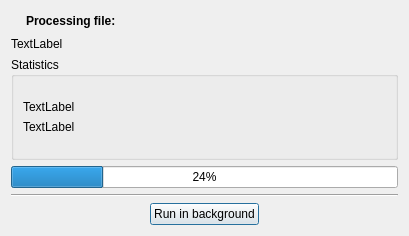
The window that ui/hashman.ui (apavelm/stildcpp) describes before a commit, drawn with Qt 5.
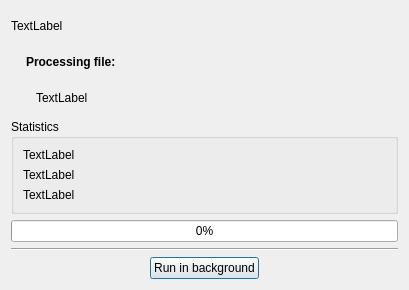
The same window after the commit.

Commit message: added Hash Indexing Dialog.

The edit to the form file:
```diff
--- a/ui/hashman.ui
+++ b/ui/hashman.ui
@@ -6,15 +6,34 @@
     <x>0</x>
     <y>0</y>
     <width>409</width>
-    <height>236</height>
+    <height>290</height>
    </rect>
   </property>
+  <property name="sizePolicy" >
+   <sizepolicy vsizetype="Minimum" hsizetype="Preferred" >
+    <horstretch>0</horstretch>
+    <verstretch>0</verstretch>
+   </sizepolicy>
+  </property>
   <property name="windowTitle" >
    <string>Indexing Progress</string>
   </property>
+  <layout class="QGridLayout" >
+   <item row="0" column="0" >
   <layout class="QVBoxLayout" >
    <item>
-    <layout class="QVBoxLayout" >
+      <widget class="QLabel" name="lbl_title" >
+       <property name="sizePolicy" >
+        <sizepolicy vsizetype="Minimum" hsizetype="Preferred" >
+         <horstretch>0</horstretch>
+         <verstretch>0</verstretch>
+        </sizepolicy>
+       </property>
+       <property name="text" >
+        <string>TextLabel</string>
+       </property>
+      </widget>
+     </item>
      <item>
       <layout class="QHBoxLayout" >
        <item>
@@ -36,7 +55,7 @@
        <item>
         <widget class="QLabel" name="label" >
          <property name="sizePolicy" >
-          <sizepolicy vsizetype="Fixed" hsizetype="Preferred" >
+          <sizepolicy vsizetype="Minimum" hsizetype="Preferred" >
            <horstretch>0</horstretch>
            <verstretch>0</verstretch>
           </sizepolicy>
@@ -55,9 +74,27 @@
       </layout>
      </item>
      <item>
+      <layout class="QHBoxLayout" >
+       <item>
+        <spacer>
+         <property name="orientation" >
+          <enum>Qt::Horizontal</enum>
+         </property>
+         <property name="sizeType" >
+          <enum>QSizePolicy::Fixed</enum>
+         </property>
+         <property name="sizeHint" >
+          <size>
+           <width>25</width>
+           <height>20</height>
+          </size>
+         </property>
+        </spacer>
+       </item>
+       <item>
       <widget class="QLabel" name="lbl_Filename" >
        <property name="sizePolicy" >
-        <sizepolicy vsizetype="Fixed" hsizetype="Preferred" >
+          <sizepolicy vsizetype="Minimum" hsizetype="Preferred" >
          <horstretch>0</horstretch>
          <verstretch>0</verstretch>
         </sizepolicy>
@@ -66,19 +103,40 @@
         <string>TextLabel</string>
        </property>
       </widget>
+       </item>
+      </layout>
      </item>
      <item>
       <widget class="QGroupBox" name="groupBox" >
+       <property name="sizePolicy" >
+        <sizepolicy vsizetype="Minimum" hsizetype="Preferred" >
+         <horstretch>0</horstretch>
+         <verstretch>0</verstretch>
+        </sizepolicy>
+       </property>
        <property name="title" >
         <string>Statistics</string>
        </property>
        <layout class="QGridLayout" >
         <item row="0" column="0" >
          <layout class="QVBoxLayout" >
+          <item>
+           <widget class="QLabel" name="lbl_stat0" >
+            <property name="sizePolicy" >
+             <sizepolicy vsizetype="Minimum" hsizetype="Preferred" >
+              <horstretch>0</horstretch>
+              <verstretch>0</verstretch>
+             </sizepolicy>
+            </property>
+            <property name="text" >
+             <string>TextLabel</string>
+            </property>
+           </widget>
+          </item>
           <item>
            <widget class="QLabel" name="lbl_stat1" >
             <property name="sizePolicy" >
-             <sizepolicy vsizetype="Fixed" hsizetype="Preferred" >
+             <sizepolicy vsizetype="Minimum" hsizetype="Preferred" >
               <horstretch>0</horstretch>
               <verstretch>0</verstretch>
              </sizepolicy>
@@ -91,7 +149,7 @@
           <item>
            <widget class="QLabel" name="lbl_stat2" >
             <property name="sizePolicy" >
-             <sizepolicy vsizetype="Fixed" hsizetype="Preferred" >
+             <sizepolicy vsizetype="Fixed" hsizetype="Minimum" >
               <horstretch>0</horstretch>
               <verstretch>0</verstretch>
              </sizepolicy>
@@ -108,6 +166,9 @@
      </item>
      <item>
       <widget class="QProgressBar" name="progress" >
+       <property name="maximum" >
+        <number>10000</number>
+       </property>
        <property name="value" >
         <number>24</number>
        </property>
```
Lines whose indentation alone changed are shown as unchanged. The commit also changes 6 other files.
